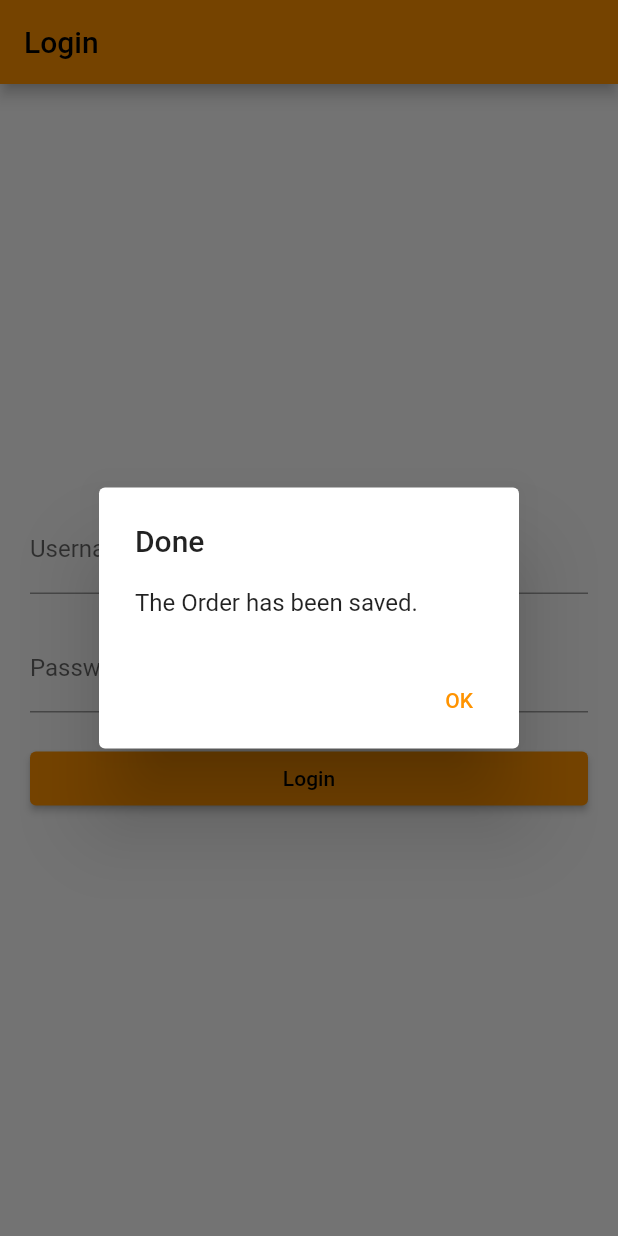
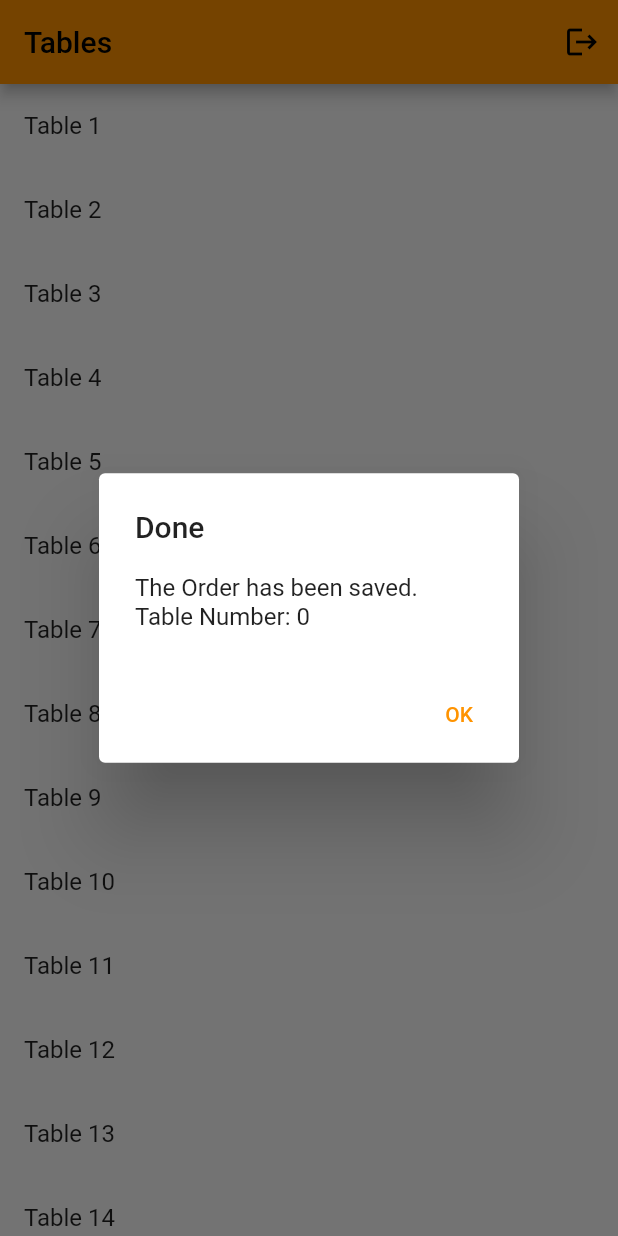
Before and after one commit to bokuwan/bongo_frontend, a Flutter app: the OrderPage screen opened directly with empty values, after a tap on "Send Order", on a phone screen of 412 x 824 dp. Run offline on Flutter 3.47's test engine with Material 2 defaults, Android fonts, the light colour scheme and no system bars.

Commit message:
Minor Changes for less warnings

```diff
--- a/lib/main.dart
+++ b/lib/main.dart
@@ -25,19 +25,15 @@ class LoginPage extends StatelessWidget {
   final TextEditingController _passwordController = TextEditingController();
 
   void _login(BuildContext context) {
-    // Add your authentication logic here, for simplicity using hardcoded values
     String username = _usernameController.text;
     String password = _passwordController.text;
 
-    // Example authentication with hardcoded credentials
     if (username == 'bongo' && password == 'htl') {
-      // Navigate to MenuDisplayPage if login is successful
       Navigator.pushReplacement(
         context,
-       MaterialPageRoute(builder: (context) => MenuDisplayPage()),
+       MaterialPageRoute(builder: (context) => TableSelectPage()),
       );
     } else {
-      // Show an error dialog or message for unsuccessful login
       showDialog(
         context: context,
         builder: (BuildContext context) {
@@ -98,12 +94,60 @@ class LoginPage extends StatelessWidget {
   }
 }
 
+class TableSelectPage extends StatelessWidget {
+  final List<int> tables = List.generate(20, (index) => index + 1);
+
+  @override
+  Widget build(BuildContext context) {
+    return Scaffold(
+      appBar: AppBar(
+        title: Text('Tables'),
+        actions: [
+          IconButton(
+            icon: const Icon(Icons.logout),
+            onPressed: () {
+              Navigator.pushReplacement(
+                context,
+                MaterialPageRoute(builder: (context) => LoginPage()),
+              );
+            },
+          ),
+        ],
+      ),
+      body: Center(
+        child: ListView.builder(
+          itemCount: tables.length,
+          itemBuilder: (context, index) {
+            int tableNumber = tables[index];
+            return ListTile(
+              title: Text('Table $tableNumber'),
+              onTap: () {
+                Navigator.push(
+                  context,
+                  MaterialPageRoute(
+                    builder: (context) => MenuDisplayPage(selectedTable: tableNumber),
+                  ),
+                );
+              },
+            );
+          },
+        ),
+      ),
+    );
+  }
+}
+
 class MenuDisplayPage extends StatefulWidget {
+  final int selectedTable;
+
+  const MenuDisplayPage({required this.selectedTable});
+
   @override
   _MenuDisplayPageState createState() => _MenuDisplayPageState();
 }
 
-class _MenuDisplayPageState extends State<MenuDisplayPage> with SingleTickerProviderStateMixin {
+class _MenuDisplayPageState extends State<MenuDisplayPage>
+    with SingleTickerProviderStateMixin {
   late TabController _tabController;
   List<String> orders = [];
 
@@ -129,23 +173,29 @@ class _MenuDisplayPageState extends State<MenuDisplayPage> with SingleTickerProv
   Widget build(BuildContext context) {
     return Scaffold(
       appBar: AppBar(
-        title: const Text('bongo'),
+        title: Text('bongo | Table ${widget.selectedTable.toString()}'),
+
         actions: [
           IconButton(
             icon: const Icon(Icons.shopping_cart),
             onPressed: () {
-              // Navigate to the order page
+              // Navigate to the order page while passing orders and selectedTable
               Navigator.push(
                 context,
-                MaterialPageRoute(builder: (context) => OrderPage(orders: orders)),
+                MaterialPageRoute(
+                  builder: (context) => OrderPage(orders: orders, selectedTable: widget.selectedTable),
+                ),
               );
             },
           ),
           IconButton(
             icon: const Icon(Icons.logout),
-              onPressed: (){
-                Navigator.pushReplacement(context, MaterialPageRoute(builder: (context) => LoginPage()));
-              }
+            onPressed: () {
+              Navigator.pushReplacement(
+                context,
+                MaterialPageRoute(builder: (context) => LoginPage()),
+              );
+            },
           ),
         ],
       ),
@@ -171,7 +221,7 @@ class _MenuDisplayPageState extends State<MenuDisplayPage> with SingleTickerProv
       MenuCategory(
         items: const [
           'Cake', 'Ice Cream', 'Brownie', 'Cheesecake', 'Cookie', 'Cupcake', 'Pudding', 'Gelato', 'Tiramisu',
-          'Pie', 'Macaron', 'Donut', 'Churros', 'Muffin', 'Waffle', 'Fruit Salad', 'Sorbet', 'Frozen Yogurt',
+          'Pie', 'Macaroon', 'Donut', 'Churros', 'Muffin', 'Waffle', 'Fruit Salad', 'Sorbet', 'Frozen Yogurt',
           'Trifle', 'Custard',
         ],
         onItemTap: _addOrder,
@@ -238,7 +288,7 @@ class _MenuCategoryState extends State<MenuCategory> {
           child: AnimatedContainer(
             duration: const Duration(milliseconds: 150),
             decoration: BoxDecoration(
-              color: isSelected ? Colors.green.withOpacity(0.5) : null,
+              color: isSelected ? Colors.orange.withOpacity(0.5) : null,
               border: Border.all(color: Colors.grey),
               borderRadius: BorderRadius.circular(8.0),
             ),
@@ -259,8 +309,8 @@ class _MenuCategoryState extends State<MenuCategory> {
 
 class OrderPage extends StatefulWidget {
   final List<String> orders;
-
-  const OrderPage({required this.orders});
+  final int selectedTable;
+  const OrderPage({required this.orders, required this.selectedTable});
 
   @override
   _OrderPageState createState() => _OrderPageState();
@@ -285,11 +335,17 @@ class _OrderPageState extends State<OrderPage> {
       }
       categorizedOrders[category]!.add(order);
     }
-
     setState(() {});
   }
 
   String getCategory(String order) {
+
+    //
+    //TODO
+    // Hier noch unbedingt die Kategorie eines Produktes rausfiltern und ausgeben
+    //
+    //
+
     return order;
   }
 
@@ -342,11 +398,18 @@ class _OrderPageState extends State<OrderPage> {
             padding: const EdgeInsets.all(16.0),
             child: ElevatedButton(
               onPressed: () {
-                Navigator.pop(context);
-                showDialog(context: context, builder: (BuildContext context) {
+                Navigator.of(context).pushAndRemoveUntil(
+                  MaterialPageRoute(builder: (context) => TableSelectPage()),
+                      (Route<dynamic> route) => false,
+                );
+                showDialog(
+                  context: context,
+                  builder: (BuildContext context) {
                     return AlertDialog(
                       title: const Text('Done'),
-                    content: const Text('The Order has been saved.'),
+                      content: Text(
+                        'The Order has been saved.\nTable Number: ${widget.selectedTable.toString()}',
+                      ),
                       actions: [
                         TextButton(
                           onPressed: () {
@@ -358,13 +421,12 @@ class _OrderPageState extends State<OrderPage> {
                     );
                   },
                 );
-                var toRemove = [];
+                var toRemove = <String>[];
                 categorizedOrders.keys.forEach((element) {
                   toRemove.add(element);
                 });
                 widget.orders.removeWhere((element) => toRemove.contains(element));
               },
-
               child: const Text('Send Order'),
             ),
           ),
@@ -372,5 +434,4 @@ class _OrderPageState extends State<OrderPage> {
       ),
     );
   }
-
 }
```
Lines whose indentation alone changed are shown as unchanged.
